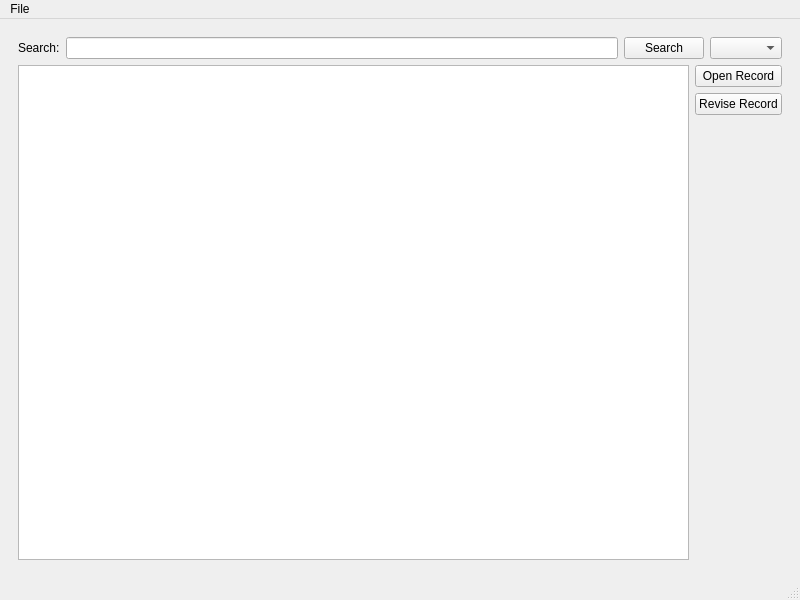
The window that mainwindow.ui (cduffy-tri/ResearchDatabase) describes before a commit, drawn with Qt 5.
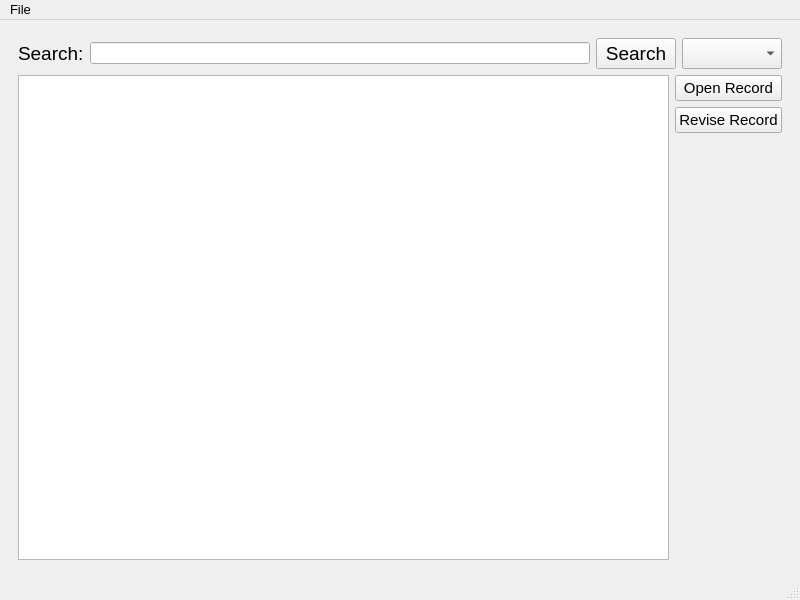
The same window after the commit.

Diff of the .ui file:
```diff
--- a/mainwindow.ui
+++ b/mainwindow.ui
@@ -23,6 +23,12 @@
          <layout class="QHBoxLayout" name="searchBarHorizontalLayout">
           <item>
            <widget class="QLabel" name="searchLabel">
+            <property name="font">
+             <font>
+              <family>MS Sans Serif</family>
+              <pointsize>14</pointsize>
+             </font>
+            </property>
             <property name="text">
              <string>Search:</string>
             </property>
@@ -33,13 +39,26 @@
           </item>
           <item>
            <widget class="QPushButton" name="searchButton">
+            <property name="font">
+             <font>
+              <family>MS Sans Serif</family>
+              <pointsize>14</pointsize>
+             </font>
+            </property>
             <property name="text">
              <string>Search</string>
             </property>
            </widget>
           </item>
           <item>
-           <widget class="QComboBox" name="searchByComboBox"/>
+           <widget class="QComboBox" name="searchByComboBox">
+            <property name="font">
+             <font>
+              <family>MS Sans Serif</family>
+              <pointsize>14</pointsize>
+             </font>
+            </property>
+           </widget>
           </item>
          </layout>
         </item>
@@ -52,6 +71,12 @@
            <layout class="QVBoxLayout" name="verticalLayout_2">
             <item>
              <widget class="QPushButton" name="openRecordButton">
+              <property name="font">
+               <font>
+                <family>Arial</family>
+                <pointsize>11</pointsize>
+               </font>
+              </property>
               <property name="text">
                <string>Open Record</string>
               </property>
@@ -59,6 +84,12 @@
             </item>
             <item>
              <widget class="QPushButton" name="reviseRecordButton">
+              <property name="font">
+               <font>
+                <family>Arial</family>
+                <pointsize>11</pointsize>
+               </font>
+              </property>
               <property name="text">
                <string>Revise Record</string>
               </property>
@@ -94,9 +125,15 @@
      <x>0</x>
      <y>0</y>
      <width>800</width>
-     <height>21</height>
+     <height>20</height>
     </rect>
    </property>
+   <property name="font">
+    <font>
+     <family>Arial</family>
+     <pointsize>10</pointsize>
+    </font>
+   </property>
    <widget class="QMenu" name="menuFile">
     <property name="title">
      <string>File</string>
```
